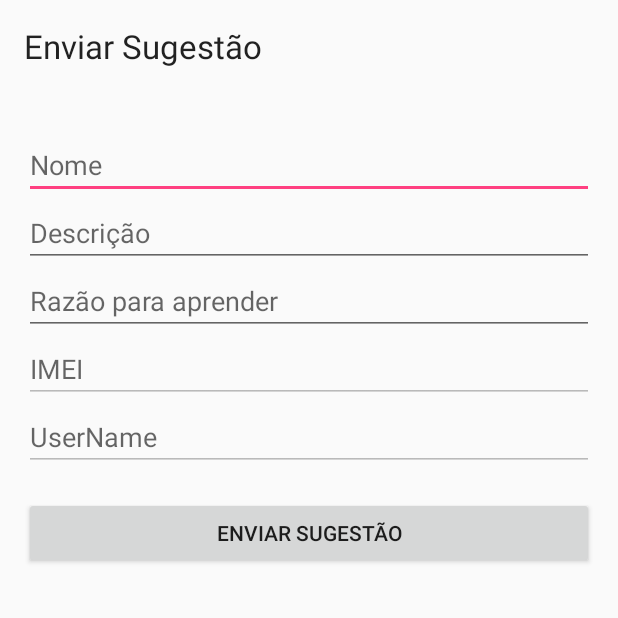
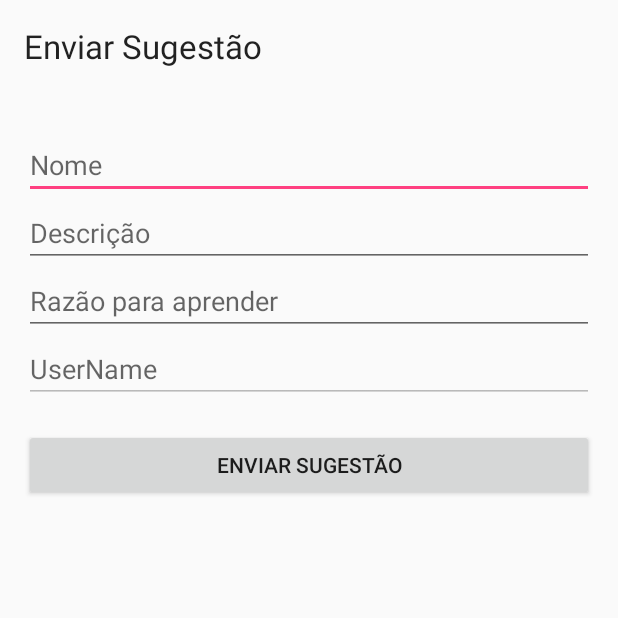
Before and after one commit to ricardobsilva/desafio-safety-dev-android, an Android app: the SuggestionActivity screen opened directly, with no data from a screen before it, on a phone screen of 412 x 824 dp, the top half of it. Run offline under Robolectric (Android 15) with nearby library versions, the phone set to English and light mode, and no system bars; libraries missing offline, so code that uses them is left out: com.rogalabs.restfactory; 1 statement that could not run was skipped.

Commit message:
revision imei

```diff
--- a/test-safety/app/src/main/java/netodevel/com/br/safety/MainActivity.java
+++ b/test-safety/app/src/main/java/netodevel/com/br/safety/MainActivity.java
@@ -11,9 +11,9 @@ import com.rogalabs.lib.model.SocialUser;
 
 import org.jetbrains.annotations.NotNull;
 
+import netodevel.com.br.safety.R;
 import netodevel.com.br.safety.controller.UserDataBaseController;
 import netodevel.com.br.safety.domain.User;
-import netodevel.com.br.safety.R;
 
 /**
  * @author NetoDevel
--- a/test-safety/app/src/main/java/netodevel/com/br/safety/SuggestionActivity.java
+++ b/test-safety/app/src/main/java/netodevel/com/br/safety/SuggestionActivity.java
@@ -29,7 +29,6 @@ public class SuggestionActivity extends Activity {
     private EditText inputDescription;
     private EditText inputReasonToLearn;
     private EditText inputUserName;
-    private EditText inputImei;
 
     @Rest(baseUrl = "https://teste-safety.herokuapp.com/api/v1/")
     private SuggestionClient suggestionClient;
@@ -75,7 +74,7 @@ public class SuggestionActivity extends Activity {
         suggestion.setName(inputName.getText().toString());
         suggestion.setDescription(inputDescription.getText().toString());
         suggestion.setReasonToLearn(inputReasonToLearn.getText().toString());
-        suggestion.setImei(getImei());
+        suggestion.setImei("");
         suggestion.setUsername(userName);
         return suggestion;
     }
@@ -87,9 +86,7 @@ public class SuggestionActivity extends Activity {
 
     public void prepareForm(String userName) {
         inputUserName.setText(userName);
-        inputImei.setText(getImei());
         inputUserName.setEnabled(false);
-        inputImei.setEnabled(false);
     }
 
     public void initView() {
@@ -97,7 +94,6 @@ public class SuggestionActivity extends Activity {
         inputDescription = (EditText) findViewById(R.id.editText7);
         inputReasonToLearn = (EditText) findViewById(R.id.input_reason);
         inputUserName = (EditText) findViewById(R.id.input_user_name);
-        inputImei = (EditText) findViewById(R.id.input_imei);
     }
 
 }
--- a/test-safety/app/src/main/res/layout/content_suggestion.xml
+++ b/test-safety/app/src/main/res/layout/content_suggestion.xml
@@ -67,26 +67,13 @@
         android:layout_height="wrap_content"
         android:inputType="textPersonName"
         android:ems="10"
-        android:layout_below="@+id/input_reason"
-        android:layout_alignParentLeft="true"
-        android:layout_alignParentStart="true"
-        android:id="@+id/input_imei"
-        android:layout_alignParentRight="true"
-        android:layout_alignParentEnd="true"
-        android:hint="IMEI" />
-
-    <EditText
-        android:layout_width="wrap_content"
-        android:layout_height="wrap_content"
-        android:inputType="textPersonName"
-        android:ems="10"
-        android:layout_below="@+id/input_imei"
         android:layout_alignParentLeft="true"
         android:layout_alignParentStart="true"
         android:id="@+id/input_user_name"
         android:layout_alignParentRight="true"
         android:layout_alignParentEnd="true"
-        android:hint="UserName" />
+        android:hint="UserName"
+        android:layout_below="@+id/input_reason" />
 
     <Button
         android:text="Enviar Sugestão"
```
